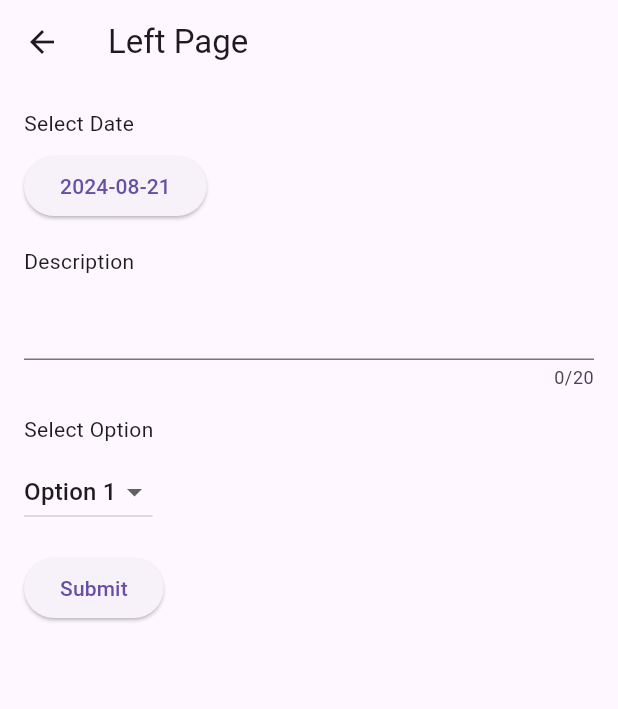
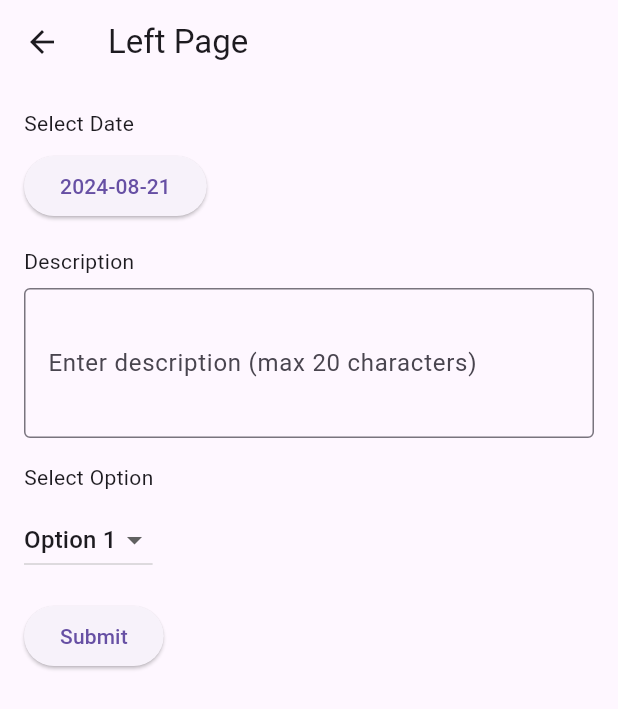
Before and after one commit to online135/hackathon_practice, a Flutter app: the LeftPage screen opened directly, on a phone screen of 412 x 824 dp. Shown: the top 709 px of the screen. Run offline on Flutter 3.47's test engine with Material 3 defaults, Android fonts, the light colour scheme and no system bars; our stand-ins replace camera, shared_preferences; accounts and stored records are empty; network calls fail.

Commit message:
優化描述輸入

```diff
--- a/lib/left_page.dart
+++ b/lib/left_page.dart
@@ -55,13 +55,22 @@ class _LeftPageState extends State<LeftPage> {
             const SizedBox(height: 16.0),
             const Text('Description'),
             const SizedBox(height: 8.0),
-            TextField(
-              maxLength: 20,
-              onChanged: (value) {
-                setState(() {
-                  _description = value;
-                });
-              },
+            SizedBox(
+              height: 100, // 設定容器高度為 100
+              child: TextField(
+                maxLines: null, // 允許多行輸入
+                expands: true, // 自動調整高度
+                minLines: null, // 最小 3 行
+                onChanged: (value) {
+                  setState(() {
+                    _description = value;
+                  });
+                },
+                decoration: const InputDecoration(
+                  border: OutlineInputBorder(),
+                  hintText: 'Enter description (max 20 characters)',
+                ),
+              ),
             ),
             const SizedBox(height: 16.0),
             const Text('Select Option'),
```
